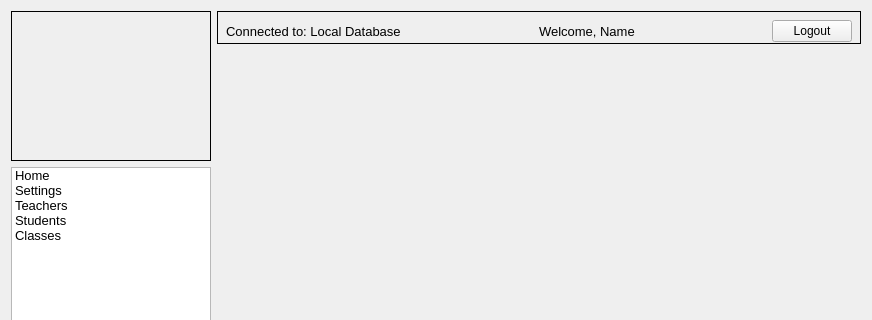
Qt form adminmenuform.ui (thenewcoder/school-administration-system) before a commit; both pictures show x 0 to 872 and y 0 to 320 of the 872 by 715 pixel window.
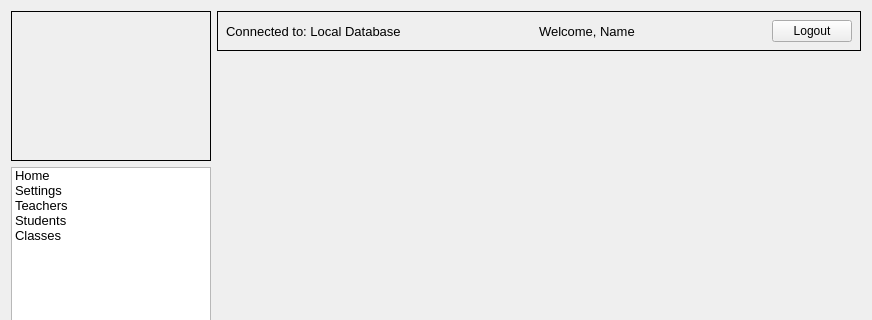
The same form after that commit. Icons and pictures are not drawn.

Commit message: Added foreign key support to the sqlite database.

```diff
--- a/adminmenuform.ui
+++ b/adminmenuform.ui
@@ -165,7 +165,7 @@
        </property>
        <layout class="QHBoxLayout" name="horizontalLayout">
         <property name="bottomMargin">
-         <number>2</number>
+         <number>9</number>
         </property>
         <item>
          <widget class="QLabel" name="lblConnecedToText">
```
The commit also changes 1 other file.
